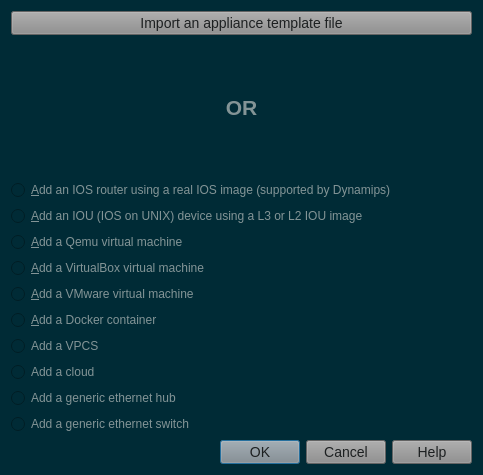
Before: the Qt Designer form gns3-gui-2.1.4/gns3/ui/new_appliance_dialog.ui in n3oxmind/gns3theme, drawn with Qt 5.
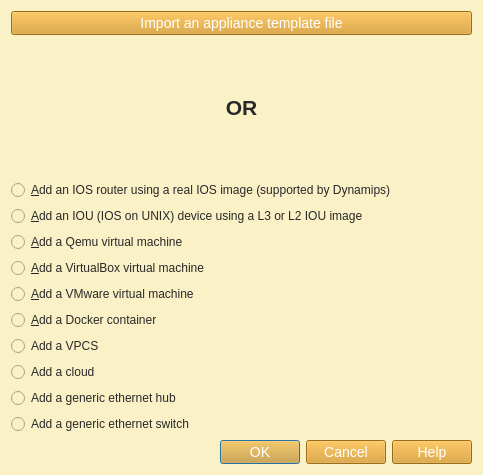
After: the same form once the commit is applied.

The edit to the form file:
```diff
--- a/gns3-gui-2.1.4/gns3/ui/new_appliance_dialog.ui
+++ b/gns3-gui-2.1.4/gns3/ui/new_appliance_dialog.ui
@@ -24,27 +24,26 @@
   </property>
   <property name="styleSheet">
    <string notr="true">QWidget{
-	background-color: #002b36;
+	background-color: #fbf1c7;
 }
 QMenuBar::item{
-	background-color: #002b36;
+	background-color: #fbf1c7;
 }
 QDockWidget::title{
-	background: #073642;
+	background: #d5c4a1;
 	padding-left: 5px;
 }
 QDockWidget, QMenuBar{
-    color: #839496;
+    color: #282828;
     font: bold 14px;
 }
 QTextEdit, QPlainTextEdit, QLineEdit, QSpinBox, QComboBox {
-  background-color: #073642;
-  font: 13px;
-  color: #839496;
+  background-color: #d5c4a1;
+  color: #282828;
 }
 QTextEdit#uiConsoleTextEdit {
-  background-color: #002b36;
-  color: #839496;
+  background-color: #fbf1c7;
+  color: #282828;
   font: 13px;
 }
 QTabWidget {
@@ -52,84 +51,84 @@
 	border-top: 2px;
 }
 QTabBar::tab {
-    background: #073642;
-    color: #839496;
+    background: #d5c4a1;
+    color: #282828;
     min-width: 8ex;
     padding: 2px;
 	border-top-right-radius: 6px;
 	border-top-left-radius: 6px;
 }
 QTabBar::tab:selected {
-    background: #8a8a8a;
-	color: #1d2021;
+    background: #458588;
+	color: #FFFFFF;
 }
 QGroupBox {
-    color: #808080;
+    color: #076678;
     font: 14px;
     padding: 15px;
     border-style: none;
 }
 QMainWindow::separator {
-	background: #073642;
+	background: #d5c4a1;
 	width: 1px;
 	height: 1px;
 }
 QComboBox {
-	selection-background-color: #d75f00;
-	selection-color: #1c1c1c;
+	selection-background-color: #458588;
+	selection-color: #FFFFFF;
 }
 
 QToolBar{
-	background: #073642;
+	background: #d5c4a1;
 	border: 0px;
 }
 QPushButton {
-	background-color: #8a8a8a;
-    color: #1d2021;
+	background-color: #d79921;
+    color: #FFFFFF;
 	font: 14px;
 }
 QToolButton {
-	background-color: #8a8a8a;
-    color: #1d2021;
+	background-color: #d79921;
+    color: #FFFFFF;
 	font: 14px;
 }
 QTreeWidget, QListWidget {
-	background-color: #002b36;
-	color: #839496;
-    alternate-background-color: #073642;
+	background-color: #fbf1c7;
+	color: #282828;
+    alternate-background-color: #d5c4a1; 
 	font: 14px;
 }
 QTreeWidget#uiTreeWidget {
-	background-color: #073642;
-	color: #839496;
+	background-color: #d5c4a1;
+	color: #282828;
 	font: bold 16px;
 }
 QTreeWidget::item:selected, QTreeWidget::item:hover, QMenu::item:selected,QToolButton::hover,QPushButton::hover,QTabBar::tab:hover {
-	background-color: #d75f00;
-	color: #1c1c1c;
+	background-color: #458588;
+	color: #FFFFFF;
 }
 QMenu {
 	background-color: #002b36;
     color: #839496;
 }
 QLabel {
-	color: #839496;
+	color: #282828;
 	font: 14px;
 }
 QLabel#uiTitleLabel {
-	color: #839496;
+	color: #282828;
 	font: bold 16px;
 }
 
 QAbstractScrollArea::corner {
-    background: #002b36;
+    background: #fbf1c7;
 }
 QScrollBar::handle:horizontal {
-    background: #073642;
+    background: #d5c4a1;
     min-width: 20px;
 }
 QScrollBar::handle:vertical {
-    background: #073642;
+    background: #d5c4a1;
     min-width: 20px;
 }
 QScrollBar:vertical {
@@ -148,12 +147,12 @@
   background: none
 }
 QStatusBar {
-	background-color: #073642;
-	color: #839496;
+	background-color: #d5c4a1;
+	color: #282828;
 }
 
 QRadioButton, QCheckBox {
-  color: #839496;
+  color: #282828;
 }
 QRadioButton::disabled, QCheckBox::disabled {
   color: gray;
```
Left out of the diff: 4 changed lines with no effect on the pictures.
